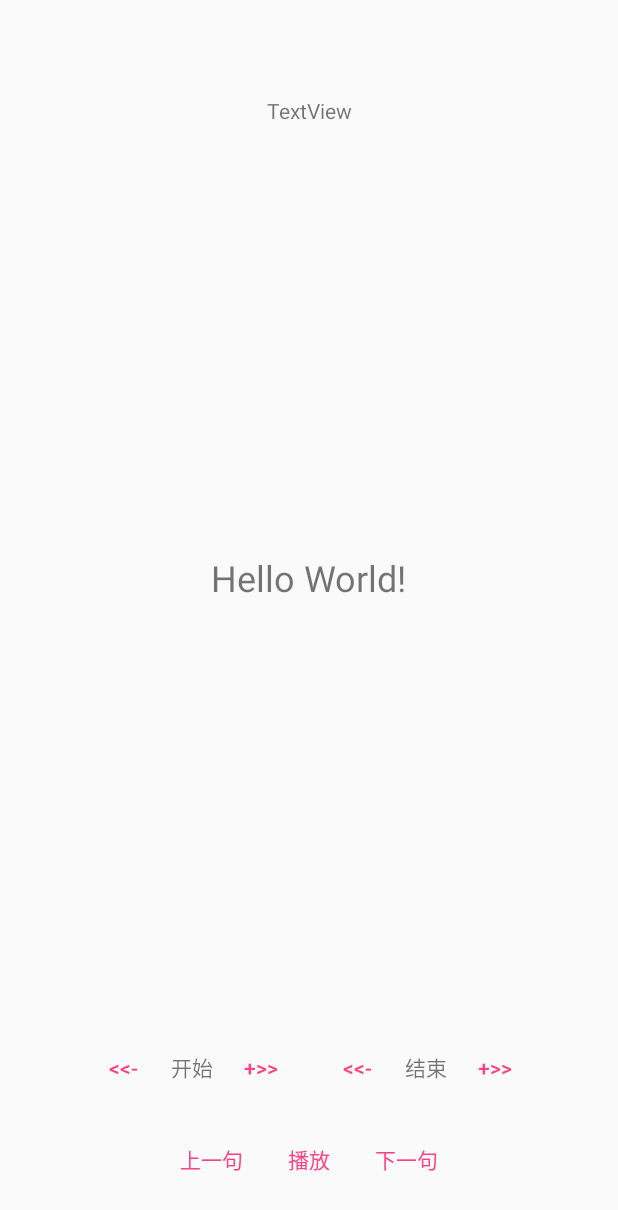
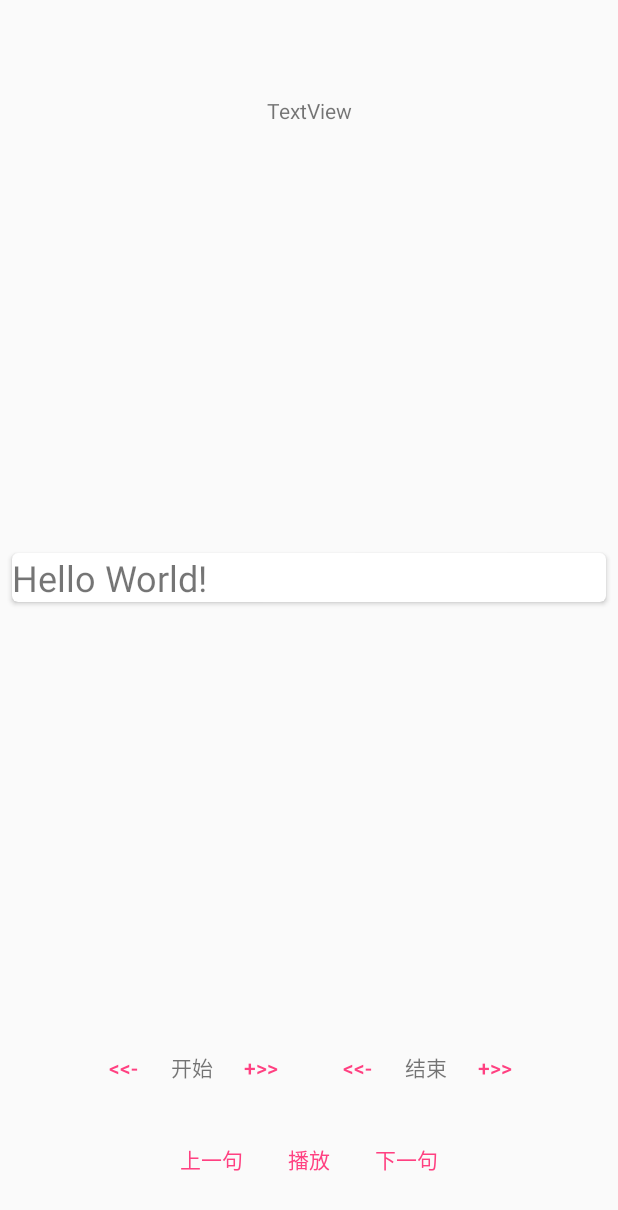
Before and after one commit to liangwuqiang/LrcPlayer, an Android app: the layout content_main.xml on its own in the app's theme, with its tools: preview values and no code run, on a phone screen of 412 x 824 dp. Shown: the top 1210 px of the screen. Run offline under Robolectric (Android 15) with nearby library versions, the phone set to English and light mode, and no system bars.

Commit message:
有问题 不能正常运行

```diff
--- a/app/build.gradle
+++ b/app/build.gradle
@@ -26,6 +26,8 @@ dependencies {
     testImplementation 'junit:junit:4.12'
     implementation 'com.android.support:design:27.1.1'
     implementation 'de.hdodenhof:circleimageview:2.1.0'
+    implementation 'com.android.support:recyclerview-v7:27.1.1'
+    implementation 'com.android.support:cardview-v7:27.1.1'
     androidTestImplementation 'com.android.support.test:runner:1.0.1'
     androidTestImplementation 'com.android.support.test.espresso:espresso-core:3.0.1'
 }
--- a/app/src/main/java/com/slwy/lwq/lrcplayer/LrcUtil.java
+++ b/app/src/main/java/com/slwy/lwq/lrcplayer/LrcUtil.java
@@ -84,6 +84,10 @@ public class LrcUtil {
             while(!mapStack.empty()){  //重新构造一个新栈，中间层，后进先出
                 for (Map.Entry<Integer, String> entry : mapStack.pop().entrySet()) {
                     LrcRecord lrcRecord = new LrcRecord();
+//                    lrcRecord.setDisplay(true);
+//                    lrcRecord.setStartTime(entry.getKey());
+//                    lrcRecord.setStopTime(timeTemp);
+//                    lrcRecord.setLrcText(entry.getValue());
                     lrcRecord.display = true;
                     lrcRecord.beginTime = entry.getKey();
                     lrcRecord.endTime = timeTemp;
--- a/app/src/main/res/layout/content_main.xml
+++ b/app/src/main/res/layout/content_main.xml
@@ -9,21 +9,28 @@
     tools:layout_editor_absoluteY="81dp"
     tools:showIn="@layout/activity_main">
 
-    <TextView
-        android:id="@+id/txtContent"
-        android:layout_width="wrap_content"
+    <android.support.v7.widget.CardView
+        android:layout_width="match_parent"
         android:layout_height="wrap_content"
+        android:layout_gravity="center"
+        app:cardCornerRadius="4dp"
+        app:elevation="5dp"
         android:layout_marginBottom="8dp"
         android:layout_marginEnd="8dp"
         android:layout_marginStart="8dp"
         android:layout_marginTop="8dp"
-        android:text="Hello World!"
-        android:textSize="24sp"
         app:layout_constraintBottom_toTopOf="@+id/linearLayout"
         app:layout_constraintEnd_toEndOf="parent"
         app:layout_constraintStart_toStartOf="parent"
-        app:layout_constraintTop_toBottomOf="@+id/txtTest"
-        tools:text="Hello World!" />
+        app:layout_constraintTop_toBottomOf="@+id/txtTest">
+
+        <TextView
+            android:id="@+id/txtContent"
+            android:layout_width="match_parent"
+            android:layout_height="wrap_content"
+            android:textSize="24sp"
+            android:text="Hello World!"/>
+    </android.support.v7.widget.CardView>
 
     <LinearLayout
         android:id="@+id/linearLayout2"
```
Also changed, not shown: app/src/main/java/com/slwy/lwq/lrcplayer/LrcRecord.java (+34 -0 lines), app/src/main/java/com/slwy/lwq/lrcplayer/MainActivity.java (+24 -2 lines), app/src/main/res/layout/activity_main.xml (+12 -1 lines).
